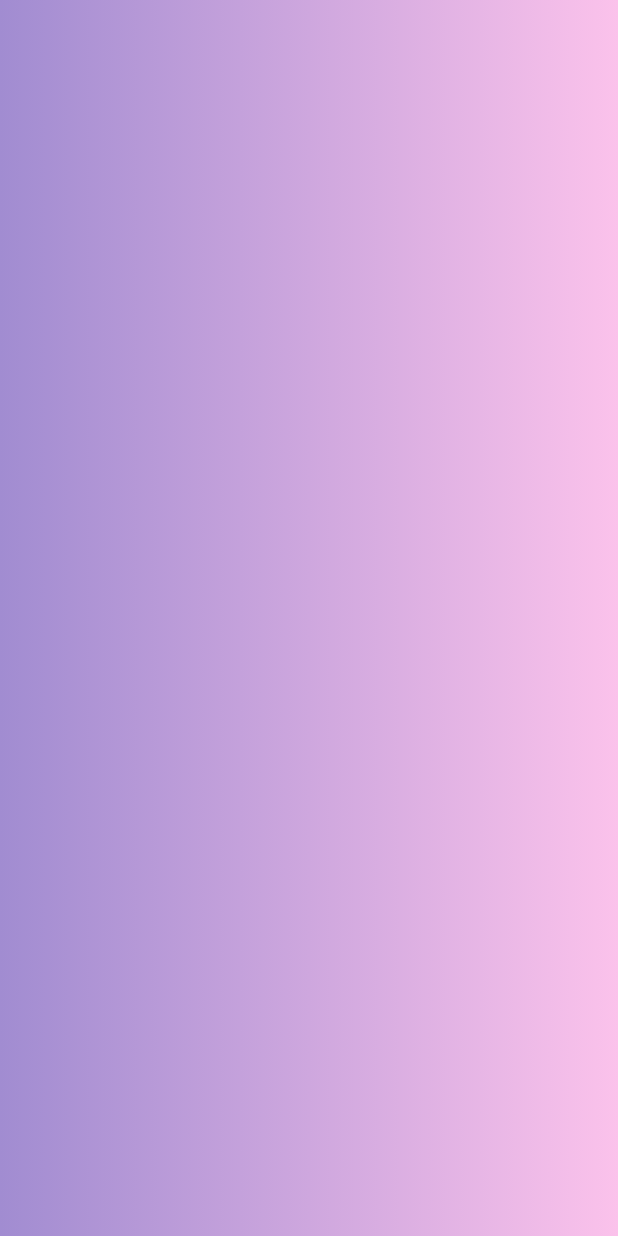
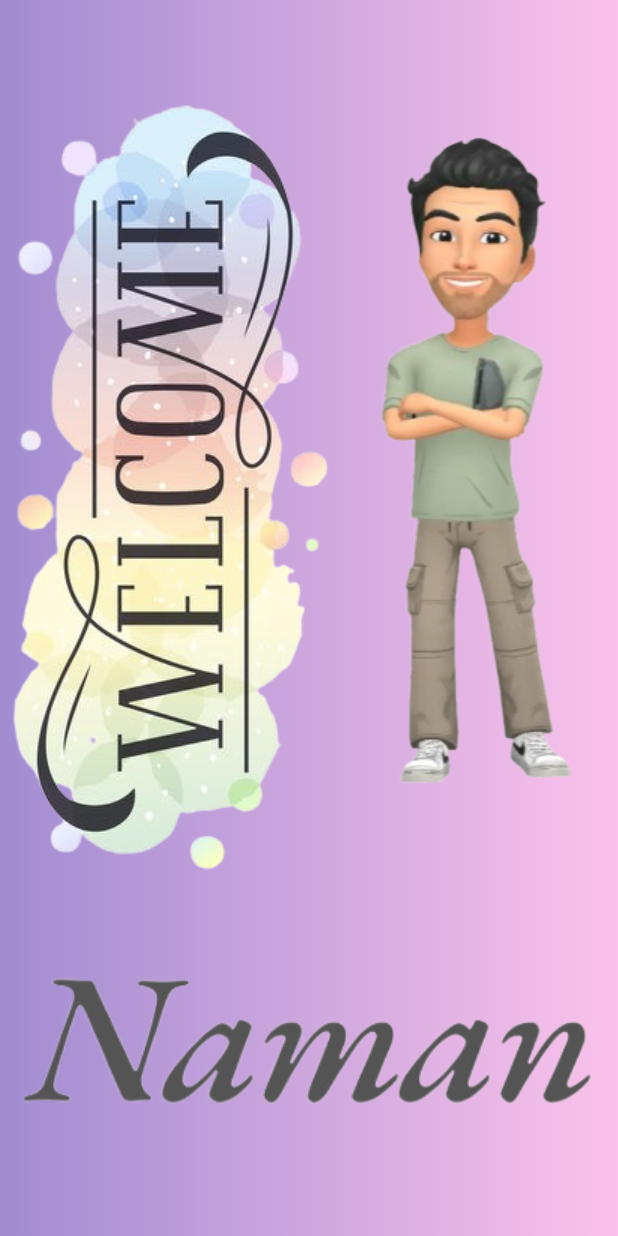
Before and after one commit to Naman2004singh/Portfolio-App, a Flutter app: the screen it shows after launch, on a phone screen of 412 x 824 dp. Run offline on Flutter 3.47's test engine with Material 3 defaults, Android fonts, the phone set to English and light mode, and no system bars.

Commit message:
splash screen completed

```diff
--- a/lib/screens/splashScreen.dart
+++ b/lib/screens/splashScreen.dart
@@ -10,8 +10,36 @@ class SplashState extends State<SplashScreen> {
   Widget build(BuildContext context) {
     return Scaffold(
       body: Container(
+        width: double.infinity,
         decoration: BoxDecoration(
-          gradient: LinearGradient(colors: [Color(0xffa18cd1),Color(0xfffbc2eb)])
+            gradient:
+                LinearGradient(colors: [Color(0xffa18cd1), Color(0xfffbc2eb)])),
+        child: Column(
+          mainAxisAlignment: MainAxisAlignment.start,
+          children: [
+            Expanded(
+              child: Row(
+                mainAxisAlignment: MainAxisAlignment.start,
+                children: [
+                  Image.asset(
+                    "assets/images/welcomeNew.png",
+                    fit: BoxFit.contain,
+                  ),
+                  Image.asset(
+                    "assets/images/avatarNew.png",
+                    //height: double.infinity,
+                  )
+                ],
+              ),
+            ),
+            Image.asset(
+              "assets/images/namanNew.png",
+              fit: BoxFit.contain,
+            ),
+            SizedBox(
+              height: 70,
+            ),
+          ],
         ),
       ),
     );
--- a/pubspec.yaml
+++ b/pubspec.yaml
@@ -59,8 +59,8 @@ flutter:
   uses-material-design: true
 
   # To add assets to your application, add an assets section, like this:
-  # assets:
-  #   - images/a_dot_burr.jpeg
+  assets:
+    - assets/images/
   #   - images/a_dot_ham.jpeg
 
   # An image asset can refer to one or more resolution-specific "variants", see
```
Also changed, not shown: lib/main.dart (+14 -0 lines), lib/screens/HomePage.dart (added, +14 -0 lines), assets/images/avatar.png (added), assets/images/avatarNew.png (added), assets/images/namanNew.png (added), assets/images/namanOld.png (added), assets/images/welcome.png (added), assets/images/welcomeNew.png (added).
